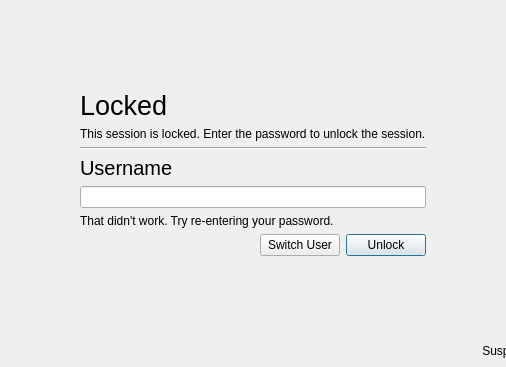
The window that screenlock/lockscreen.ui (vicr123/tsscreenlock) describes before a commit, drawn with Qt 5; both pictures show x 151 to 657 and y 0 to 367 of the 807 by 838 pixel window.
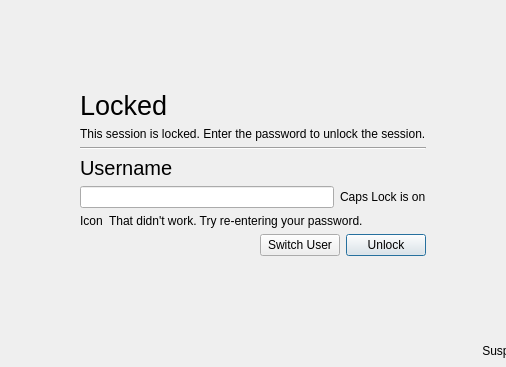
The same window after the commit. Icons and pictures are not drawn.

Diff of the .ui file:
```diff
--- a/screenlock/lockscreen.ui
+++ b/screenlock/lockscreen.ui
@@ -124,6 +124,11 @@
           </widget>
          </item>
          <item>
+          <layout class="QHBoxLayout" name="horizontalLayout_8">
+           <property name="bottomMargin">
+            <number>0</number>
+           </property>
+           <item>
           <widget class="QLineEdit" name="password">
            <property name="echoMode">
             <enum>QLineEdit::Password</enum>
@@ -134,7 +139,53 @@
           </widget>
          </item>
          <item>
+            <widget class="QLabel" name="capsLockOn">
+             <property name="toolTip">
+              <string>Caps Lock is on</string>
+             </property>
+             <property name="text">
+              <string notr="true">Caps Lock is on</string>
+             </property>
+            </widget>
+           </item>
+          </layout>
+         </item>
+         <item>
+          <widget class="QFrame" name="incorrectPasswordFrame">
+           <property name="frameShape">
+            <enum>QFrame::NoFrame</enum>
+           </property>
+           <property name="frameShadow">
+            <enum>QFrame::Raised</enum>
+           </property>
+           <layout class="QHBoxLayout" name="horizontalLayout_7">
+            <property name="leftMargin">
+             <number>0</number>
+            </property>
+            <property name="topMargin">
+             <number>0</number>
+            </property>
+            <property name="rightMargin">
+             <number>0</number>
+            </property>
+            <property name="bottomMargin">
+             <number>0</number>
+            </property>
+            <item>
+             <widget class="QLabel" name="incorrectPasswordWarningIcon">
+              <property name="text">
+               <string notr="true">Icon</string>
+              </property>
+             </widget>
+            </item>
+            <item>
           <widget class="QLabel" name="incorrectPassword">
+              <property name="sizePolicy">
+               <sizepolicy hsizetype="Expanding" vsizetype="Preferred">
+                <horstretch>0</horstretch>
+                <verstretch>0</verstretch>
+               </sizepolicy>
+              </property>
            <property name="text">
             <string>That didn't work. Try re-entering your password.</string>
            </property>
@@ -143,6 +194,9 @@
            </property>
           </widget>
          </item>
+           </layout>
+          </widget>
+         </item>
          <item>
           <layout class="QHBoxLayout" name="horizontalLayout_2">
            <item>
```
Left out of the diff: 12 changed lines with no effect on the pictures. Lines whose indentation alone changed are shown as unchanged.
